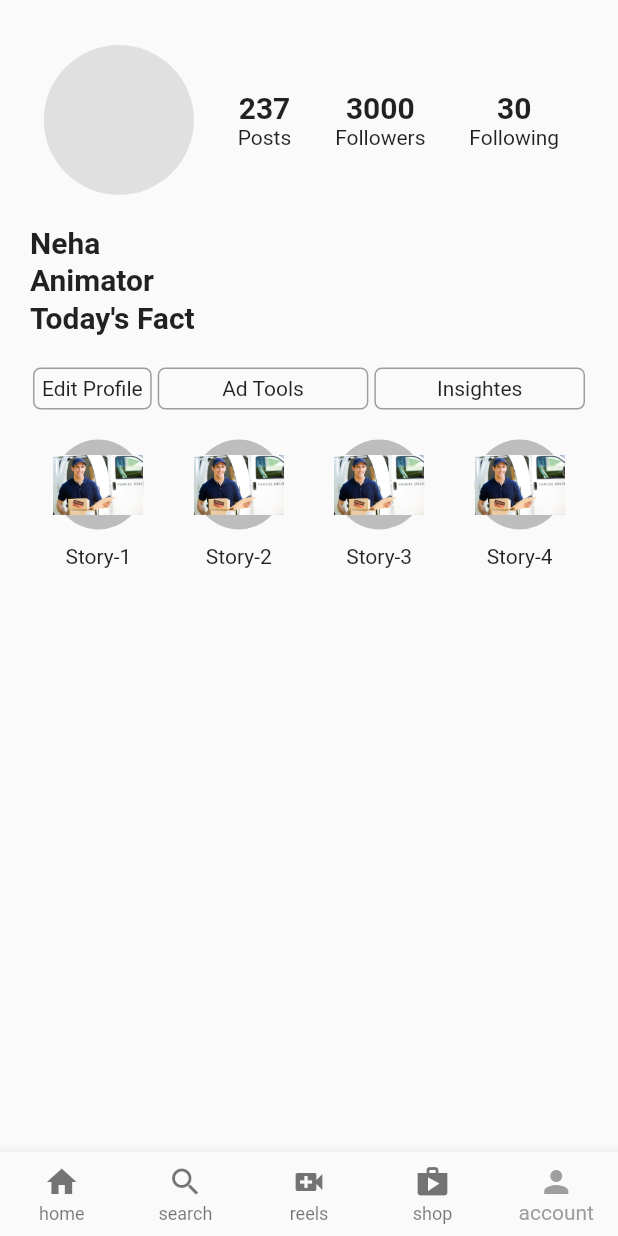
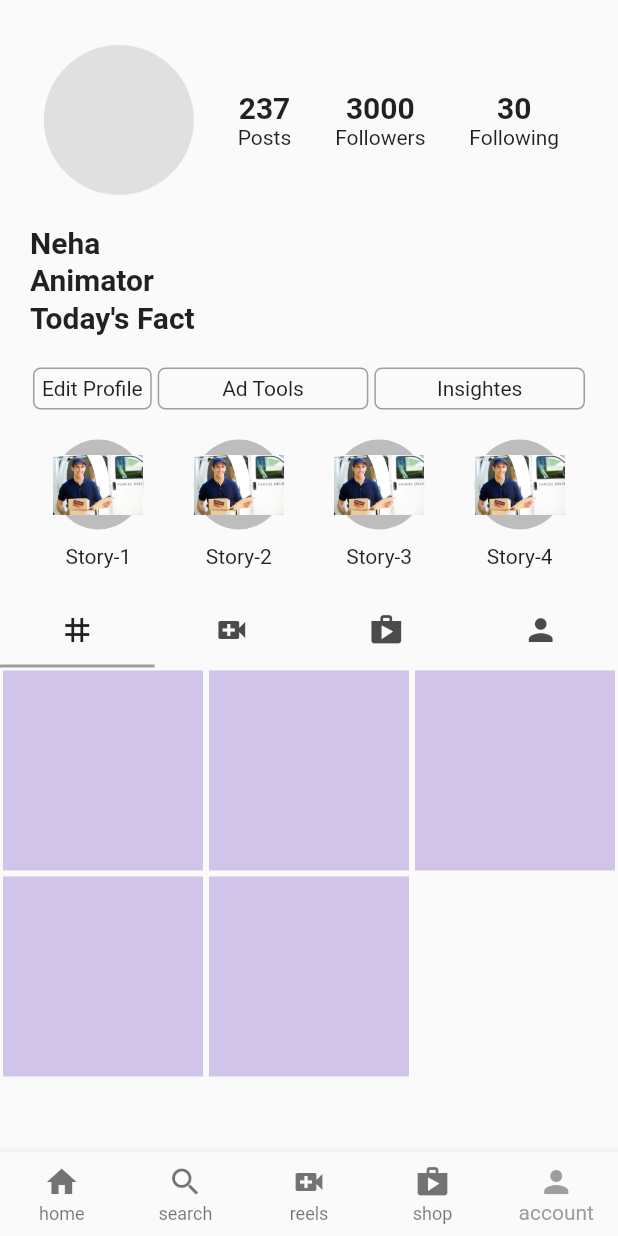
Before and after one commit to Preji369/instagram, a Flutter app: the screen it shows after launch, item 5 of the bottom bar chosen, on a phone screen of 412 x 824 dp. Run offline on Flutter 3.47's test engine with Material 2 defaults, Android fonts, the phone set to English and light mode, and no system bars.

Commit message:
Account tab UI error fixed

```diff
--- a/lib/homepage.dart
+++ b/lib/homepage.dart
@@ -7,7 +7,7 @@ import 'package:instagram/pages/shop.dart';
 import 'package:instagram/util/user_posts.dart';
 
 class HomePage extends StatefulWidget {
-  const HomePage({super.key});
+  // const HomePage({super.key});
 
   @override
   State<HomePage> createState() => _HomePageState();
--- a/lib/main.dart
+++ b/lib/main.dart
@@ -6,7 +6,7 @@ void main() {
 }
 
 class MyApp extends StatelessWidget {
-  const MyApp({super.key});
+  const MyApp({key});
 
   // This widget is the root of your application.
   @override
--- a/lib/pages/account.dart
+++ b/lib/pages/account.dart
@@ -3,12 +3,9 @@ import 'package:instagram/util/account_tab1.dart';
 import 'package:instagram/util/account_tab2.dart';
 import 'package:instagram/util/account_tab3.dart';
 import 'package:instagram/util/account_tab4.dart';
-
 import 'package:instagram/util/bubble_stories.dart';
 
 class UserAccount extends StatelessWidget {
-  const UserAccount({super.key});
-
   @override
   Widget build(BuildContext context) {
     var accountTab1 = AccountTab1;
@@ -57,7 +54,7 @@ class UserAccount extends StatelessWidget {
             ],
           ),
         ),
-        buildProfileWidget()
+        Expanded(child: buildProfileWidget())
       ],
     ));
   }
@@ -160,46 +157,40 @@ class UserAccount extends StatelessWidget {
             ],
           ),
         ),
-        Expanded(child: Container())
-        // TabBar(tabs: [
-        //   Tab(
-        //     icon: Icon(Icons.grid_3x3_outlined),
-        //   ),
-        //   Tab(
-        //     icon: Icon(Icons.video_call),
-        //   ),
-        //   Tab(
-        //     icon: Icon(Icons.shop),
-        //   ),
-        //   Tab(
-        //     icon: Icon(Icons.person),
-        //   )
-        // ]),
-        // ListView(
-        //   children: [
-        //     Container(
-        //       height: 300,
-        //       child: TabBarView(children: [
-        //         Container(
-        //           color: Colors.amber,
-        //         ),
-        //         Container(
-        //           color: Color.fromARGB(255, 15, 7, 255),
-        //         ),
-        //         Container(
-        //           color: Color.fromARGB(255, 255, 7, 152),
-        //         ),
-        //         Container(
-        //           color: Color.fromARGB(255, 28, 255, 7),
-        //         )
-        //         //   AccountTab1(),
-        //         //   AccountTab2(),
-        //         //   AccountTab3(),
-        //         //   AccountTab4()
-        //       ]),
-        //     ),
-        //   ],
-        // )
+        Expanded(
+          child: DefaultTabController(
+            length: 4,
+            child: Container(
+              child: Column(
+                mainAxisSize: MainAxisSize.min,
+                children: [
+                  TabBar(tabs: [
+                    Tab(
+                      icon: Icon(Icons.grid_3x3_outlined),
+                    ),
+                    Tab(
+                      icon: Icon(Icons.video_call),
+                    ),
+                    Tab(
+                      icon: Icon(Icons.shop),
+                    ),
+                    Tab(
+                      icon: Icon(Icons.person),
+                    )
+                  ]),
+                  Expanded(
+                    child: TabBarView(children: [
+                      AccountTab1(),
+                      AccountTab2(),
+                      AccountTab3(),
+                      AccountTab4()
+                    ]),
+                  )
+                ],
+              ),
+            ),
+          ),
+        ),
       ],
     );
   }
--- a/lib/pages/reels.dart
+++ b/lib/pages/reels.dart
@@ -1,7 +1,7 @@
 import 'package:flutter/material.dart';
 
 class UserReels extends StatelessWidget {
-  const UserReels({super.key});
+
 
   @override
   Widget build(BuildContext context) {
--- a/lib/pages/search.dart
+++ b/lib/pages/search.dart
@@ -4,7 +4,7 @@ import 'package:flutter/material.dart';
 import 'package:instagram/util/explore_grid.dart';
 
 class UserSearch extends StatelessWidget {
-  const UserSearch({super.key});
+
 
   @override
   Widget build(BuildContext context) {
--- a/lib/pages/shop.dart
+++ b/lib/pages/shop.dart
@@ -3,7 +3,7 @@ import 'package:flutter/material.dart';
 import 'package:instagram/util/shop_grid.dart';
 
 class UserShop extends StatelessWidget {
-  const UserShop({super.key});
+
 
   @override
   Widget build(BuildContext context) {
--- a/lib/util/explore_grid.dart
+++ b/lib/util/explore_grid.dart
@@ -1,7 +1,7 @@
 import 'package:flutter/material.dart';
 
 class ExploreGrid extends StatelessWidget {
-  const ExploreGrid({super.key});
+  const ExploreGrid({key});
 
   @override
   Widget build(BuildContext context) {
--- a/lib/util/shop_grid.dart
+++ b/lib/util/shop_grid.dart
@@ -1,7 +1,7 @@
 import 'package:flutter/material.dart';
 
 class ShopGrid extends StatelessWidget {
-  const ShopGrid({super.key});
+  const ShopGrid({key});
 
   @override
   Widget build(BuildContext context) {
--- a/pubspec.yaml
+++ b/pubspec.yaml
@@ -18,7 +18,7 @@ publish_to: 'none' # Remove this line if you wish to publish to pub.dev
 version: 1.0.0+1
 
 environment:
-  sdk: '>=2.18.0-44.1.beta <3.0.0'
+  sdk: ">=2.16.2 <3.0.0"
 
 # Dependencies specify other packages that your package needs in order to work.
 # To automatically upgrade your package dependencies to the latest versions
@@ -44,7 +44,7 @@ dev_dependencies:
   # activated in the `analysis_options.yaml` file located at the root of your
   # package. See that file for information about deactivating specific lint
   # rules and activating additional ones.
-  flutter_lints: ^2.0.0
+  flutter_lints: ^1.0.0
 
 # For information on the generic Dart part of this file, see the
 # following page: https://dart.dev/tools/pub/pubspec
```
Also changed, not shown: pubspec.lock, 2 other files.
